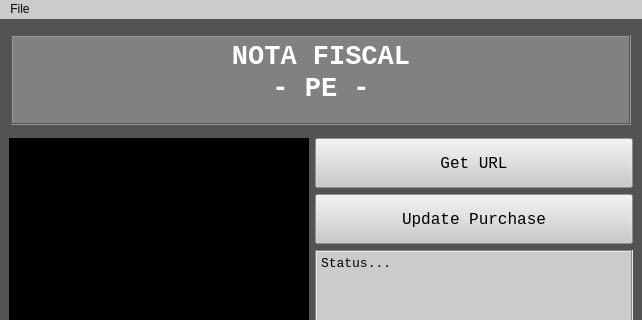
This is qr_scanner_gui_v3.ui in DiegoUFPE/Nota_Fiscal as Qt 5 draws it before an edit; both pictures show x 0 to 642 and y 0 to 320 of the 642 by 591 pixel window. The edited form follows.
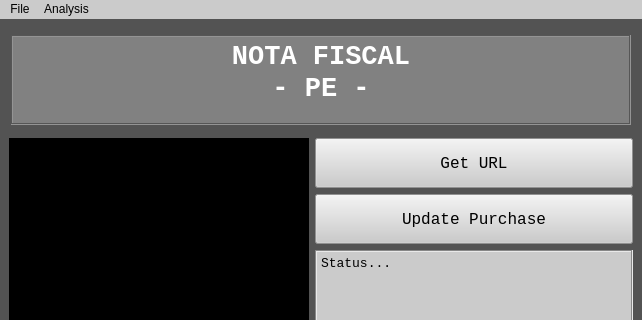
This is the edited form.

```diff
--- a/qr_scanner_gui_v3.ui
+++ b/qr_scanner_gui_v3.ui
@@ -195,7 +195,16 @@
     <addaction name="actionLoad"/>
     <addaction name="actionQuit"/>
    </widget>
+   <widget class="QMenu" name="menuAnalysis">
+    <property name="title">
+     <string>Analysis</string>
+    </property>
+    <addaction name="actionGeneral"/>
+    <addaction name="actionYearly"/>
+    <addaction name="actionMonthly"/>
+   </widget>
    <addaction name="menuFile"/>
+   <addaction name="menuAnalysis"/>
   </widget>
   <widget class="QStatusBar" name="statusbar"/>
   <action name="actionLoad">
```
Left out of the diff: 20 changed lines with no effect on the pictures.
